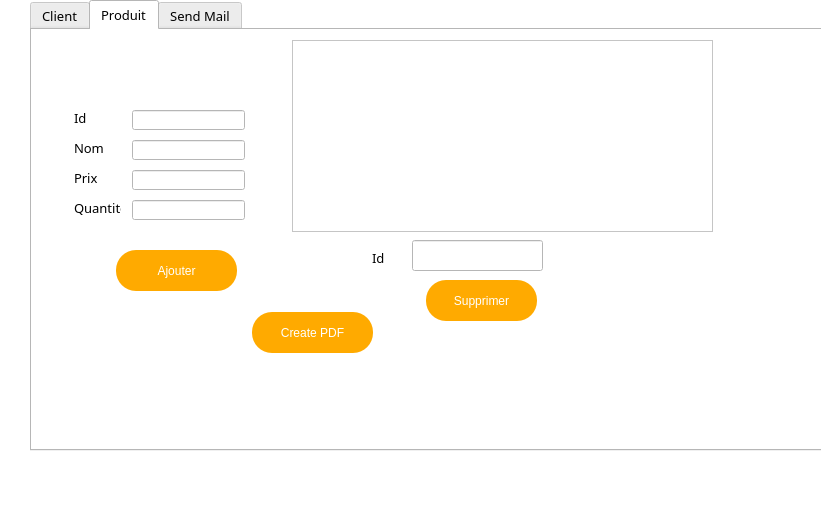
The window that projCpp/clientaff.ui (medhama/ThePieChart) describes before a commit, drawn with Qt 5.
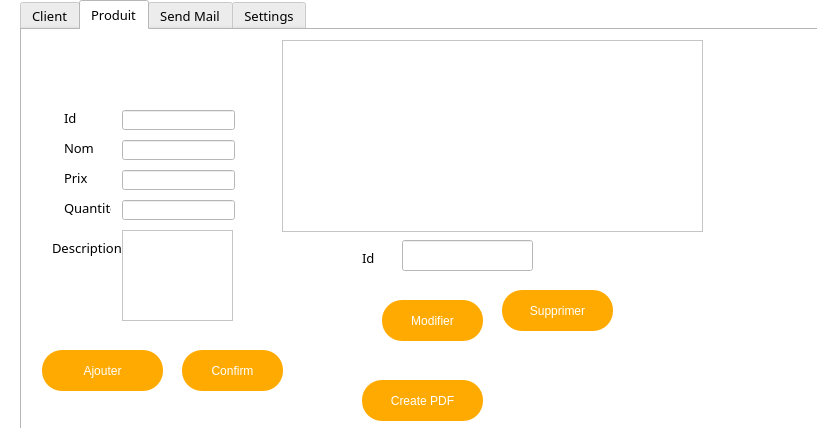
The same window after the commit. The open tabs and pages were chosen to show the change. Icons and pictures are not drawn.

What changed in the file:
```diff
--- a/projCpp/clientaff.ui
+++ b/projCpp/clientaff.ui
@@ -2,12 +2,15 @@
 <ui version="4.0">
  <class>ClientAff</class>
  <widget class="QDialog" name="ClientAff">
+  <property name="enabled">
+   <bool>true</bool>
+  </property>
   <property name="geometry">
    <rect>
     <x>0</x>
     <y>0</y>
-    <width>821</width>
-    <height>513</height>
+    <width>817</width>
+    <height>428</height>
    </rect>
   </property>
   <property name="palette">
@@ -458,7 +461,7 @@
   <widget class="QTabWidget" name="tabWidget">
    <property name="geometry">
     <rect>
-     <x>30</x>
+     <x>20</x>
      <y>0</y>
      <width>801</width>
      <height>451</height>
@@ -480,7 +483,7 @@
 }</string>
    </property>
    <property name="currentIndex">
-    <number>0</number>
+    <number>3</number>
    </property>
    <widget class="QWidget" name="tab">
     <attribute name="title">
@@ -1231,37 +1234,6 @@
       </rect>
      </property>
     </widget>
-    <widget class="QPushButton" name="pushButton_3">
-     <property name="geometry">
-      <rect>
-       <x>84</x>
-       <y>220</y>
-       <width>121</width>
-       <height>41</height>
-      </rect>
-     </property>
-     <property name="styleSheet">
-      <string notr="true">#pushButton_3
-{
-border-radius:20px;
-	background:rgb(255, 170, 0);
-
-	/*border:2px solid rgb(255, 170, 0); */
-	color:white;
-	
-font:12pt &quot;Franklin Gothic Medium&quot;;
-}
-
-#pushButton_3:hover
-{
-	background:rgb(255, 85, 0) ;
-}
-</string>
-     </property>
-     <property name="text">
-      <string>Ajouter</string>
-     </property>
-    </widget>
     <widget class="QTableView" name="Tab_produit">
      <property name="geometry">
       <rect>
@@ -1277,37 +1249,6 @@
       </font>
      </property>
     </widget>
-    <widget class="QPushButton" name="pushButton_4">
-     <property name="geometry">
-      <rect>
-       <x>394</x>
-       <y>250</y>
-       <width>111</width>
-       <height>41</height>
-      </rect>
-     </property>
-     <property name="styleSheet">
-      <string notr="true">#pushButton_4
-{
-border-radius:20px;
-	background:rgb(255, 170, 0);
-
-	/*border:2px solid rgb(255, 170, 0); */
-	color:white;
-	
-font:12pt &quot;Franklin Gothic Medium&quot;;
-}
-
-#pushButton_4:hover
-{
-	background:rgb(255, 85, 0) ;
-}
-</string>
-     </property>
-     <property name="text">
-      <string>Supprimer</string>
-     </property>
-    </widget>
     <widget class="QLineEdit" name="LE_ID_SUPP">
      <property name="geometry">
       <rect>
@@ -1340,8 +1281,8 @@
     <widget class="QPushButton" name="CreatePDF">
      <property name="geometry">
       <rect>
-       <x>220</x>
-       <y>282</y>
+       <x>340</x>
+       <y>350</y>
        <width>121</width>
        <height>41</height>
       </rect>
@@ -1368,34 +1309,178 @@
       <string>Create PDF</string>
      </property>
     </widget>
-    <widget class="QWidget" name="widget_2" native="true">
+    <widget class="QPushButton" name="pushButton_4">
      <property name="geometry">
       <rect>
-       <x>-10</x>
-       <y>0</y>
-       <width>801</width>
-       <height>451</height>
+       <x>480</x>
+       <y>260</y>
+       <width>111</width>
+       <height>41</height>
       </rect>
      </property>
      <property name="styleSheet">
-      <string notr="true">background-image: url(:/BgPic.jpg);</string>
+      <string notr="true">#pushButton_4
+{
+border-radius:20px;
+	background:rgb(255, 170, 0);
+
+	/*border:2px solid rgb(255, 170, 0); */
+	color:white;
+	
+font:12pt &quot;Franklin Gothic Medium&quot;;
+}
+
+#pushButton_4:hover
+{
+	background:rgb(255, 85, 0) ;
+}
+</string>
      </property>
+     <property name="text">
+      <string>Supprimer</string>
+     </property>
     </widget>
-    <zorder>widget_2</zorder>
-    <zorder>label_9</zorder>
-    <zorder>label_10</zorder>
-    <zorder>label_11</zorder>
-    <zorder>label_12</zorder>
-    <zorder>LE_ID1</zorder>
-    <zorder>LE_NOM1</zorder>
-    <zorder>LE_PRIX1</zorder>
-    <zorder>LE_QT1</zorder>
-    <zorder>pushButton_3</zorder>
-    <zorder>Tab_produit</zorder>
-    <zorder>pushButton_4</zorder>
-    <zorder>LE_ID_SUPP</zorder>
-    <zorder>label_13</zorder>
-    <zorder>CreatePDF</zorder>
+    <widget class="QPushButton" name="SelectModifConfirm">
+     <property name="geometry">
+      <rect>
+       <x>160</x>
+       <y>320</y>
+       <width>101</width>
+       <height>41</height>
+      </rect>
+     </property>
+     <property name="styleSheet">
+      <string notr="true">#SelectModifConfirm
+{
+border-radius:20px;
+	background:rgb(255, 170, 0);
+
+	/*border:2px solid rgb(255, 170, 0); */
+	color:white;
+	
+font:12pt &quot;Franklin Gothic Medium&quot;;
+}
+
+#SelectModifConfirm:hover
+{
+	background:rgb(255, 85, 0) ;
+}
+#SelectModifConfirm:disabled
+{
+	background:rgb(255, 170, 127);
+}
+</string>
+     </property>
+     <property name="text">
+      <string>Confirm</string>
+     </property>
+    </widget>
+    <widget class="QPushButton" name="SelectModifProd">
+     <property name="geometry">
+      <rect>
+       <x>360</x>
+       <y>270</y>
+       <width>101</width>
+       <height>41</height>
+      </rect>
+     </property>
+     <property name="styleSheet">
+      <string notr="true">#SelectModifProd
+{
+border-radius:20px;
+	background:rgb(255, 170, 0);
+
+	/*border:2px solid rgb(255, 170, 0); */
+	color:white;
+	
+font:12pt &quot;Franklin Gothic Medium&quot;;
+}
+
+#SelectModifProd:hover
+{
+	background:rgb(255, 85, 0) ;
+}
+
+#SelectModifProd:disabled
+{
+	background:rgb(255, 170, 127);
+}
+
+</string>
+     </property>
+     <property name="text">
+      <string>Modifier</string>
+     </property>
+    </widget>
+    <widget class="QPushButton" name="pushButton_3">
+     <property name="geometry">
+      <rect>
+       <x>20</x>
+       <y>320</y>
+       <width>121</width>
+       <height>41</height>
+      </rect>
+     </property>
+     <property name="styleSheet">
+      <string notr="true">#pushButton_3
+{
+border-radius:20px;
+	background:rgb(255, 170, 0);
+
+	/*border:2px solid rgb(255, 170, 0); */
+	color:white;
+	
+font:12pt &quot;Franklin Gothic Medium&quot;;
+}
+
+#pushButton_3:hover
+{
+	background:rgb(255, 85, 0) ;
+}
+#pushButton_3:disabled
+{
+	background:rgb(255, 170, 127);
+}</string>
+     </property>
+     <property name="text">
+      <string>Ajouter</string>
+     </property>
+    </widget>
+    <widget class="QTextEdit" name="TE_description">
+     <property name="geometry">
+      <rect>
+       <x>100</x>
+       <y>200</y>
+       <width>111</width>
+       <height>91</height>
+      </rect>
+     </property>
+    </widget>
+    <widget class="QLabel" name="label_16">
+     <property name="geometry">
+      <rect>
+       <x>30</x>
+       <y>210</y>
+       <width>71</width>
+       <height>16</height>
+      </rect>
+     </property>
+     <property name="sizePolicy">
+      <sizepolicy hsizetype="Preferred" vsizetype="Preferred">
+       <horstretch>1</horstretch>
+       <verstretch>0</verstretch>
+      </sizepolicy>
+     </property>
+     <property name="font">
+      <font>
+       <family>Franklin Gothic Medium</family>
+       <pointsize>10</pointsize>
+      </font>
+     </property>
+     <property name="text">
+      <string>Description</string>
+     </property>
+    </widget>
    </widget>
    <widget class="QWidget" name="tab_3">
     <attribute name="title">
@@ -1527,6 +1612,37 @@
      </widget>
     </widget>
    </widget>
+   <widget class="QWidget" name="tab_4">
+    <attribute name="title">
+     <string>Settings</string>
+    </attribute>
+    <widget class="QPushButton" name="MusicButton">
+     <property name="geometry">
+      <rect>
+       <x>370</x>
+       <y>170</y>
+       <width>75</width>
+       <height>23</height>
+      </rect>
+     </property>
+     <property name="text">
+      <string>Play Music</string>
+     </property>
+    </widget>
+    <widget class="QSlider" name="horizontalSlider">
+     <property name="geometry">
+      <rect>
+       <x>340</x>
+       <y>140</y>
+       <width>160</width>
+       <height>22</height>
+      </rect>
+     </property>
+     <property name="orientation">
+      <enum>Qt::Horizontal</enum>
+     </property>
+    </widget>
+   </widget>
   </widget>
  </widget>
  <resources/>
```
